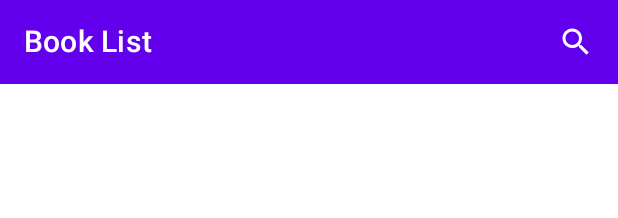
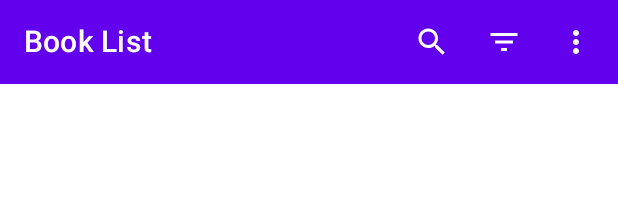
Before and after one commit to 2223-5ahif-nvs/03-lab-android-simple-room-db-microproject-NiklasNeudorfer, an Android app built with Jetpack Compose: the @Preview function ListAppBarPreview, on a phone screen of 412 x 824 dp. Shown: the top 218 px of the screen. Run offline under Robolectric (Android 15) with nearby library versions, the phone set to English and light mode, and no system bars.

Commit message:
22 - neudorfer - finished basic Book-AppBar

```diff
--- a/books/app/src/main/java/at/htl/neudorfer/books/components/GenreItem.kt
+++ b/books/app/src/main/java/at/htl/neudorfer/books/components/GenreItem.kt
@@ -2,6 +2,7 @@ package at.htl.neudorfer.books.components
 
 import androidx.compose.foundation.Canvas
 import androidx.compose.foundation.layout.Row
+import androidx.compose.foundation.layout.padding
 import androidx.compose.foundation.layout.size
 import androidx.compose.material.MaterialTheme
 import androidx.compose.material.MaterialTheme.typography
@@ -13,16 +14,19 @@ import androidx.compose.ui.graphics.Color
 import androidx.compose.ui.tooling.preview.Preview
 import androidx.compose.ui.unit.dp
 import at.htl.neudorfer.books.data.models.Genre
+import at.htl.neudorfer.books.ui.theme.GENRE_INDICATOR_SIZE
+import at.htl.neudorfer.books.ui.theme.SMALL_PADDING
 
 @Composable
 fun GenreItem(genre: Genre) {
     Row(
         verticalAlignment = Alignment.CenterVertically
     ){
-        Canvas(modifier = Modifier.size(16.dp)) {
+        Canvas(modifier = Modifier.size(GENRE_INDICATOR_SIZE)) {
             drawCircle(color = genre.color)
         }
         Text(
+            modifier = Modifier.padding(start = SMALL_PADDING),
             text = genre.name,
             style = typography.subtitle1,
             color = MaterialTheme.colors.onSurface
--- a/books/app/src/main/java/at/htl/neudorfer/books/ui/screens/list/BookListAppBar.kt
+++ b/books/app/src/main/java/at/htl/neudorfer/books/ui/screens/list/BookListAppBar.kt
@@ -1,35 +1,56 @@
 package at.htl.neudorfer.books.ui.screens.list
 
+import androidx.compose.foundation.layout.padding
+import at.htl.neudorfer.books.R
 import androidx.compose.material.*
+import androidx.compose.material.MaterialTheme.typography
 import androidx.compose.material.icons.Icons
 import androidx.compose.material.icons.filled.Search
 import androidx.compose.runtime.Composable
+import androidx.compose.runtime.mutableStateOf
+import androidx.compose.runtime.remember
+import androidx.compose.ui.res.painterResource
 import androidx.compose.ui.res.stringResource
 import androidx.compose.ui.tooling.preview.Preview
 import at.htl.neudorfer.books.data.models.Genre
 import at.htl.neudorfer.books.ui.theme.topAppBarBackground
 import at.htl.neudorfer.books.ui.theme.topAppBarColor
+import androidx.compose.runtime.getValue
+import androidx.compose.runtime.setValue
+import androidx.compose.ui.Modifier
+import at.htl.neudorfer.books.components.GenreItem
+import at.htl.neudorfer.books.ui.theme.LARGE_PADDING
+import at.htl.neudorfer.books.ui.theme.topAppBarContentColor
+import kotlin.text.Typography
 
 @Composable
 fun BookListAppBar() {
     DefaultListAppBar(
-        onSearchClicked = {}
+        onSearchClicked = {},
+        onSortClicked = {},
+        onDeleteClicked = {}
     )
 }
 
 @Composable
 fun DefaultListAppBar(
-    onSearchClicked: () -> Unit
+    onSearchClicked: () -> Unit,
+    onSortClicked: (Genre) -> Unit,
+    onDeleteClicked: () -> Unit
 ) {
     TopAppBar(
         title = {
             Text(
                 text = "Book List",
-                color = MaterialTheme.colors.topAppBarColor
+                color = MaterialTheme.colors.topAppBarContentColor
             )
         },
         actions = {
-            BookListAppBarActions(onSearchClicked = onSearchClicked)
+            BookListAppBarActions(
+                onSearchClicked = onSearchClicked,
+                onSortClicked = onSortClicked,
+                onDeleteClicked = onDeleteClicked
+            )
         },
 
         backgroundColor = MaterialTheme.colors.topAppBarBackground
@@ -38,9 +59,13 @@ fun DefaultListAppBar(
 
 @Composable
 fun BookListAppBarActions(
-    onSearchClicked: () -> Unit
+    onSearchClicked: () -> Unit,
+    onSortClicked: (Genre) -> Unit,
+    onDeleteClicked: () -> Unit
 ) {
     BookSearchAction(onSearchClicked = onSearchClicked)
+    SortBookAction(onSortClicked = onSortClicked)
+    DeleteAllAction(onDeleteClicked = onDeleteClicked)
 }
 
 
@@ -60,9 +85,69 @@ fun BookSearchAction(
 
 @Composable
 fun SortBookAction(
-    onSearchClicked: (Genre) -> Unit
+    onSortClicked: (Genre) -> Unit
+) {
+    var expaned by remember { mutableStateOf(false) }
+
+    IconButton(onClick = { expaned = true }) {
+        Icon(
+            painter = painterResource(id = R.drawable.ic_filter_list),
+            contentDescription = stringResource(id = R.string.sort_action),
+            tint = MaterialTheme.colors.topAppBarColor
+        )
+
+        DropdownMenu(
+            expanded = expaned,
+            onDismissRequest = { expaned = false }
+        ) {
+
+            enumValues<Genre>().forEach() {
+                DropdownMenuItem(onClick = {
+                    onSortClicked(it)
+                    expaned = false
+                }) {
+                    GenreItem(genre = it)
+                }
+            }
+        }
+    }
+}
+
+@Composable
+fun DeleteAllAction(
+    onDeleteClicked: () -> Unit
 ){
+    var expanded by remember { mutableStateOf(false)}
 
+    IconButton(
+        onClick = { expanded = true }
+    ) {
+        Icon(
+            painter = painterResource(id = R.drawable.ic_baseline_more_vert_24),
+            contentDescription = stringResource(id = R.string.delete_all_action),
+            tint = MaterialTheme.colors.topAppBarContentColor
+        )
+        DropdownMenu(
+            expanded = expanded,
+            onDismissRequest = { expanded = false }
+        ) {
+            DropdownMenuItem(
+                onClick = {
+                    expanded = false
+                    onDeleteClicked()
+                }
+            ) {
+                Text(
+                    //modifier = Modifier.padding(start = LARGE_PADDING),
+                    text = stringResource(id = R.string.delete_all_action),
+                    style = typography.subtitle2
+
+                )
+            }
+
+        }
+
+    }
 }
 
 
@@ -70,6 +155,8 @@ fun SortBookAction(
 @Preview
 private fun ListAppBarPreview() {
     DefaultListAppBar(
-        onSearchClicked = {}
+        onSearchClicked = {},
+        onSortClicked = {},
+        onDeleteClicked = {}
     )
 }
--- a/books/app/src/main/java/at/htl/neudorfer/books/ui/theme/Color.kt
+++ b/books/app/src/main/java/at/htl/neudorfer/books/ui/theme/Color.kt
@@ -14,3 +14,7 @@ val Colors.topAppBarBackground: Color
 
 val Colors.topAppBarColor: Color
     get() = if (isLight) Color.White else Color.Black
+
+
+val Colors.topAppBarContentColor: Color
+    get() = if (isLight) Color.White else Color.Black
--- /dev/null
+++ b/books/app/src/main/res/drawable/ic_baseline_more_vert_24.xml
@@ -0,0 +1,5 @@
+<vector android:height="24dp" android:tint="#000000"
+    android:viewportHeight="24" android:viewportWidth="24"
+    android:width="24dp" xmlns:android="http://schemas.android.com/apk/res/android">
+    <path android:fillColor="@android:color/white" android:pathData="M12,8c1.1,0 2,-0.9 2,-2s-0.9,-2 -2,-2 -2,0.9 -2,2 0.9,2 2,2zM12,10c-1.1,0 -2,0.9 -2,2s0.9,2 2,2 2,-0.9 2,-2 -0.9,-2 -2,-2zM12,16c-1.1,0 -2,0.9 -2,2s0.9,2 2,2 2,-0.9 2,-2 -0.9,-2 -2,-2z"/>
+</vector>
--- /dev/null
+++ b/books/app/src/main/res/drawable/ic_filter_list.xml
@@ -0,0 +1,5 @@
+<vector android:height="24dp" android:tint="#000000"
+    android:viewportHeight="24" android:viewportWidth="24"
+    android:width="24dp" xmlns:android="http://schemas.android.com/apk/res/android">
+    <path android:fillColor="@android:color/white" android:pathData="M10,18h4v-2h-4v2zM3,6v2h18L21,6L3,6zM6,13h12v-2L6,11v2z"/>
+</vector>
--- a/books/app/src/main/res/values/strings.xml
+++ b/books/app/src/main/res/values/strings.xml
@@ -2,4 +2,6 @@
     <string name="app_name">Library</string>
     <string name="add_button">Add Button</string>
     <string name="search_button">Search Button</string>
+    <string name="sort_action">Sort Action</string>
+    <string name="delete_all_action">Delete All Books</string>
 </resources>
```
Also changed, not shown: books/app/src/main/java/at/htl/neudorfer/books/ui/theme/Dimensions.kt (added, +9 -0 lines).
